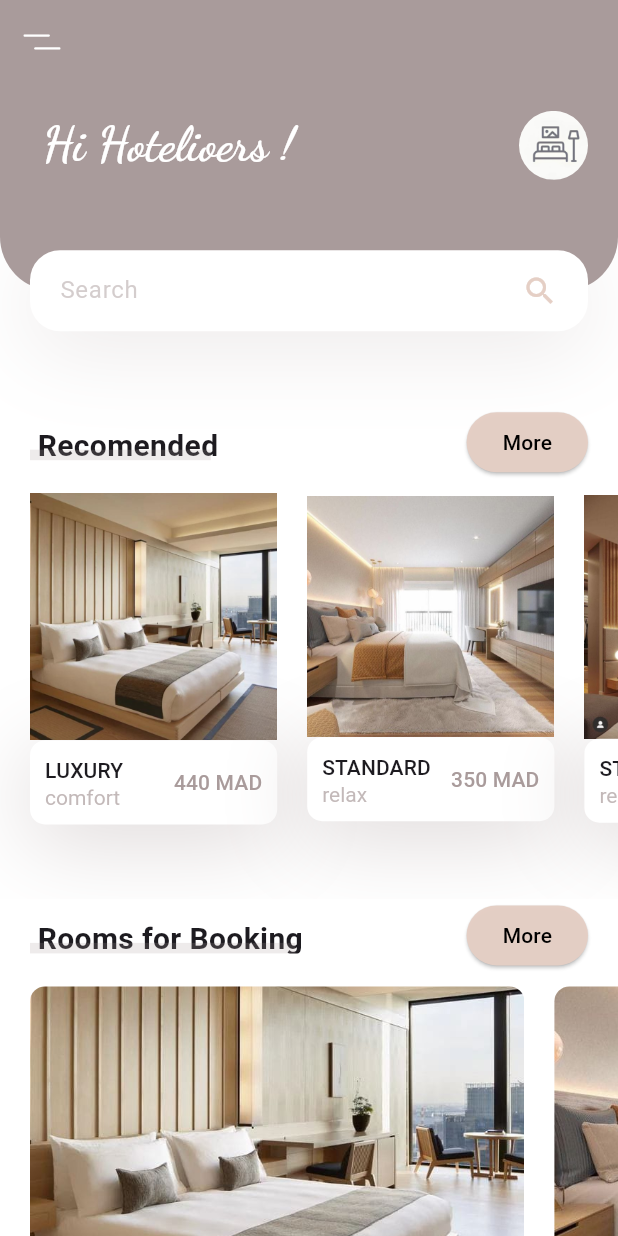
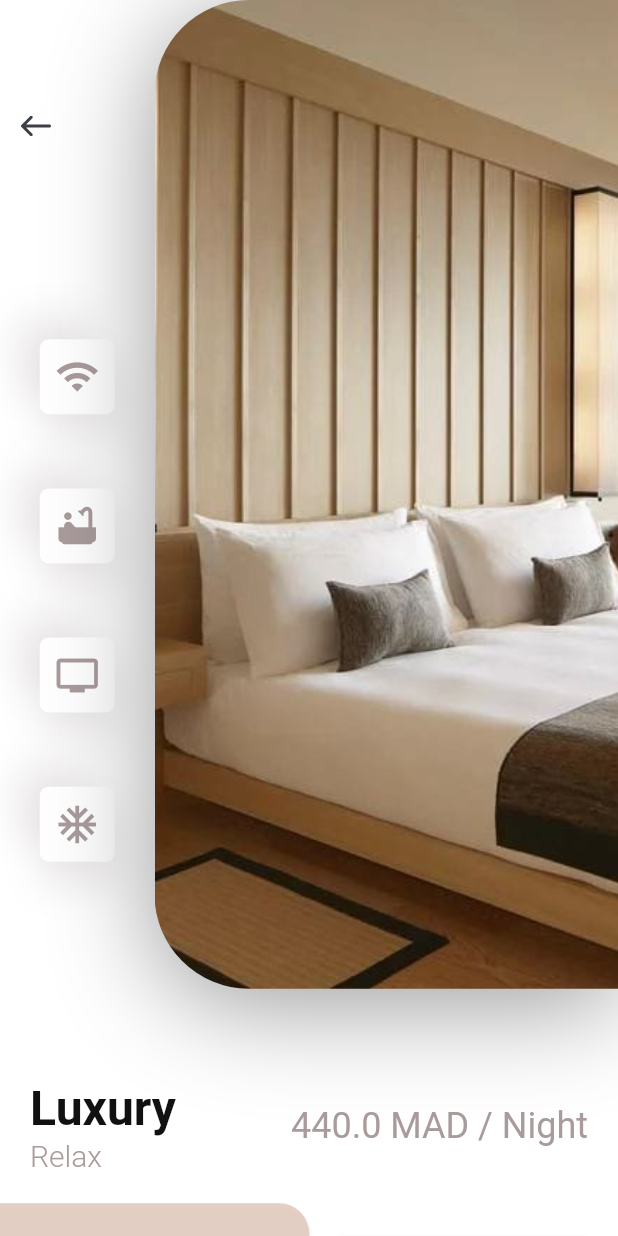
Before and after one commit to IMANETATA/hotelio, a Flutter app: the RoomPage screen opened directly, after a tap on an icon or button, on a phone screen of 412 x 824 dp. Run offline on Flutter 3.47's test engine with Material 2 defaults, Android fonts, the phone set to English and light mode, and no system bars; our stand-ins replace firebase_core, flutter_svg; accounts and stored records are empty.

Commit message:
⚡️ update add room info

```diff
--- a/lib/constants.dart
+++ b/lib/constants.dart
@@ -4,5 +4,5 @@ const kPrimaryColor= Color.fromARGB(255, 169, 155, 155);
 const kPrimaryLightColor=Color.fromARGB(250, 228, 206, 196);
 Color backgroundColor2 = const Color.fromARGB(255, 135, 78, 4);
 
-const kTextColor= Colors.white;
+const kTextColor= Color.fromARGB(255, 17, 17, 17);
 const double kDefaultPadding = 20.0;
--- a/lib/main.dart
+++ b/lib/main.dart
@@ -3,7 +3,6 @@ import 'package:flutter/material.dart';
 import 'package:hotelio/screens/welcome_screen.dart';
 import 'constants.dart';
 void main() {
-
   runApp(const MyApp());
 }
 //web
--- /dev/null
+++ b/lib/screens/services/details/components/body.dart
@@ -0,0 +1,53 @@
+import 'package:flutter/material.dart';
+import 'package:hotelio/constants.dart';
+import 'package:hotelio/screens/services/details/components/image_icons.dart';
+import 'package:hotelio/screens/services/details/components/title_price.dart';
+
+class Body extends StatelessWidget {
+  const Body({super.key});
+
+  @override
+  Widget build(BuildContext context) {
+    Size size = MediaQuery.of(context).size;
+    return Scaffold(
+      body: SingleChildScrollView(
+        child: Column(
+          children: [
+            ImageandIcons(size: size),
+           const TitleAndPrice(
+              title: "Luxury",
+              type: "Relax",
+              price: 440,
+            ),
+            const SizedBox(height:kDefaultPadding ,),
+            Row(children: [
+              SizedBox(
+                width: size.width / 2,
+                height: 84,
+                child: ElevatedButton(
+                  style: ElevatedButton.styleFrom(
+                  shape:const RoundedRectangleBorder(
+                    borderRadius: BorderRadius.only(
+                      topRight: Radius.circular(20)
+                    ),
+                  ),
+                  backgroundColor: kPrimaryLightColor,
+                ),
+                child:const Text("Book Now",
+                style:TextStyle(
+                  color: Colors.white,
+                  fontSize: 16
+                ) ,
+                ) ,
+                onPressed:(){} ,),
+              ),
+              Expanded(child: ElevatedButton(child:const Text("Description"),
+              onPressed:(){} ,))
+            ],),
+
+          ],
+        ),
+      ),
+    );
+  }
+}
--- /dev/null
+++ b/lib/screens/services/details/components/iconcard.dart
@@ -0,0 +1,42 @@
+import 'package:flutter/material.dart';
+import 'package:hotelio/constants.dart';
+
+
+class IconCard extends StatelessWidget {
+  const IconCard({
+    super.key, required this.icon, required this.color,
+
+  });
+
+  final IconData icon;
+  final Color color;
+
+
+  @override
+  Widget build(BuildContext context) {
+    Size size= MediaQuery.of(context).size;
+    return Container(
+      margin:EdgeInsets.symmetric(vertical: size.height * 0.03) ,
+      padding:const EdgeInsets.all(kDefaultPadding / 2) ,
+      height: 50,
+      width: 50,
+      decoration: BoxDecoration(
+        color: Colors.white,
+        borderRadius: BorderRadius.circular(6),
+        boxShadow: [BoxShadow(offset:const Offset(0,15),
+        blurRadius:22,
+        color: kPrimaryColor.withOpacity(0.22)
+         ),
+         BoxShadow(offset:const Offset(-15, -15),
+         blurRadius: 20,
+         color:kPrimaryColor.withOpacity(0.22))
+         ]
+      ),
+      child:Icon(
+        icon,
+        color: color,
+        size: 30,
+      ),
+    );
+  }
+}
--- /dev/null
+++ b/lib/screens/services/details/components/image_icons.dart
@@ -0,0 +1,80 @@
+import 'package:flutter/material.dart';
+import 'package:flutter_svg/flutter_svg.dart';
+import 'package:hotelio/constants.dart';
+import 'package:hotelio/screens/services/details/components/iconcard.dart';
+
+class ImageandIcons extends StatelessWidget {
+  const ImageandIcons({
+    super.key,
+    required this.size,
+  });
+
+  final Size size;
+
+  @override
+  Widget build(BuildContext context) {
+    return Padding(
+      padding: const EdgeInsets.only(bottom: kDefaultPadding * 3),
+      child: SizedBox(
+        height: size.height * 0.8,
+        child: Row(
+          children: [
+            Expanded(
+              child:Padding(
+                padding:const EdgeInsets.symmetric(vertical: kDefaultPadding * 3 ),
+                child: Column(
+                            children: [
+                Align(
+                  alignment: Alignment.topLeft,
+                  child: IconButton(
+                    //padding: const EdgeInsets.symmetric(horizontal: kDefaultPadding),
+                    onPressed: (){
+                    Navigator.pop(context);
+                  },
+                  icon:SvgPicture.asset("assets/icons/back_arrow.svg") ),
+                ),
+                const Spacer(),
+                     const IconCard(
+                     icon: Icons.wifi,
+                     color: kPrimaryColor,
+                      ),
+                      const IconCard(
+                     icon: Icons.bathtub,
+                     color: kPrimaryColor,
+                      ),
+                      const IconCard(
+                     icon: Icons.tv,
+                     color: kPrimaryColor,
+                      ),
+                      const IconCard(
+                     icon: Icons.ac_unit,
+                     color: kPrimaryColor,
+                      )
+                            ],
+                           ),
+              ),
+            ),
+            Container(
+              height:size.height * 0.8,
+              width: size.width * 0.75,
+              decoration:BoxDecoration(
+                borderRadius:const BorderRadius.only(
+                  topLeft: Radius.circular(63),
+                  bottomLeft: Radius.circular(63),
+                ),
+                boxShadow: [BoxShadow(offset:const Offset(0, 10),
+                blurRadius: 60,
+                color: Colors.black.withOpacity(0.4) //shadow for image
+                )],
+                image:const DecorationImage(
+                  alignment: Alignment.centerLeft,
+                  fit: BoxFit.cover,
+                  image: AssetImage("assets/images/chambre.png"))
+              ),
+            )
+          ],
+        ),
+      ),
+    );
+  }
+}
--- /dev/null
+++ b/lib/screens/services/details/components/title_price.dart
@@ -0,0 +1,46 @@
+import 'package:flutter/material.dart';
+import 'package:hotelio/constants.dart';
+
+
+class TitleAndPrice extends StatelessWidget {
+  const TitleAndPrice({
+    super.key, required this.title, required this.type, required this.price,
+  });
+
+final String title,type;
+final double price;
+
+  @override
+  Widget build(BuildContext context) {
+    return Padding(
+      padding: const EdgeInsets.symmetric(horizontal: kDefaultPadding),
+      child: Row(
+        children: [
+          RichText(text: TextSpan(
+            children: [
+              TextSpan(
+                text: "$title\n",style: Theme.of(context).textTheme.headlineLarge!.copyWith(
+                  color: kTextColor,
+                  fontWeight: FontWeight.bold)
+              ),
+               TextSpan(
+                // ignore: unnecessary_string_interpolations
+                text: type,
+                style:const TextStyle(
+                  fontSize: 20,
+                  color: kPrimaryColor,
+                  fontWeight: FontWeight.w300,
+                )
+              )
+            ]
+          )
+          ),
+          const Spacer(),
+          Text("$price MAD / Night",
+          style: Theme.of(context).textTheme.headlineSmall!.copyWith(color: kPrimaryColor),
+          )
+        ],
+      ),
+    );
+  }
+}
--- /dev/null
+++ b/lib/screens/services/details/details_screen.dart
@@ -0,0 +1,10 @@
+import 'package:flutter/material.dart';
+import 'package:hotelio/screens/services/details/components/body.dart';
+class DetailsScreen extends StatelessWidget {
+  const DetailsScreen({super.key});
+
+  @override
+  Widget build(BuildContext context) {
+    return const Body();
+  }
+}
--- /dev/null
+++ b/lib/screens/services/roomscreen/components/buttom_navbar.dart
@@ -0,0 +1,54 @@
+import 'package:flutter/material.dart';
+import 'package:hotelio/constants.dart';
+
+
+class BottomNavBar extends StatelessWidget {
+  const BottomNavBar({
+    super.key,
+  });
+
+  @override
+  Widget build(BuildContext context) {
+    return Container(
+      padding:const EdgeInsets.only(
+      left: kDefaultPadding * 2,
+      right:kDefaultPadding * 2,
+      bottom:kDefaultPadding  ) ,
+      height:50 ,
+      decoration: BoxDecoration(
+        color: Colors.white,
+        boxShadow: [BoxShadow(
+        offset:const Offset(0, -10),
+        blurRadius: 35,
+        color: kPrimaryColor.withOpacity(0.38)
+      )]
+      ),
+      child: Row(
+        mainAxisAlignment: MainAxisAlignment.spaceBetween,
+        children: [
+          IconButton(
+          onPressed: (){},
+          icon: const Icon(
+            Icons.home,
+            color: kPrimaryColor,
+            size: 30,
+            ),),
+            IconButton(
+          onPressed: (){},
+          icon: const Icon(
+            Icons.favorite,
+            color: kPrimaryColor,
+            size: 30,
+            ),),
+            IconButton(
+          onPressed: (){},
+          icon: const Icon(
+            Icons.person,
+            color: kPrimaryColor,
+            size: 30,
+            ),)
+        ],
+      ),
+    );
+  }
+}
--- a/lib/screens/services/roomscreen/components/recomends_rooms.dart
+++ b/lib/screens/services/roomscreen/components/recomends_rooms.dart
@@ -1,6 +1,7 @@
 
 import 'package:flutter/material.dart';
 import 'package:hotelio/constants.dart';
+import 'package:hotelio/screens/services/details/details_screen.dart';
 class RecomendsRooms extends StatelessWidget {
   const RecomendsRooms({
     super.key,
@@ -17,21 +18,39 @@ class RecomendsRooms extends StatelessWidget {
             title:"luxury" ,
             type:"comfort" ,
             price:440 ,
-            press:(){} ,
+            press:(){
+              Navigator.push(
+              context,
+              MaterialPageRoute(builder: (context){
+                return const DetailsScreen();
+              }));
+            } ,
           ),
           RecomendRoomCard(
             image: "assets/images/chamb.png",
             title:"standard" ,
             type:"relax" ,
             price:350 ,
-            press:(){} ,
+            press:(){
+              Navigator.push(
+              context,
+              MaterialPageRoute(builder: (context){
+                return const DetailsScreen();
+              }));
+            } ,
           ),
           RecomendRoomCard(
             image: "assets/images/cham.png",
             title:"standard" ,
             type:"relax" ,
             price:320 ,
-            press:(){} ,
+            press:(){
+              Navigator.push(
+              context,
+              MaterialPageRoute(builder: (context){
+                return const DetailsScreen();
+              }));
+            } ,
           ),
         ],
       ),
--- a/lib/screens/services/roomscreen/room_page.dart
+++ b/lib/screens/services/roomscreen/room_page.dart
@@ -2,14 +2,16 @@ import 'package:flutter/material.dart';
 import 'package:flutter_svg/flutter_svg.dart';
 import 'package:hotelio/constants.dart';
 import 'package:hotelio/screens/services/roomscreen/components/body.dart';
+import 'package:hotelio/screens/services/roomscreen/components/buttom_navbar.dart';
 class RoomPage extends StatelessWidget {
   const RoomPage({super.key});
 
   @override
   Widget build(BuildContext context) {
     return Scaffold(
+      appBar:buildAppBar(),
       body:const BodyR(),
-      appBar:buildAppBar(),
+      bottomNavigationBar:const BottomNavBar(),
     );
   }
   AppBar buildAppBar(){
```
